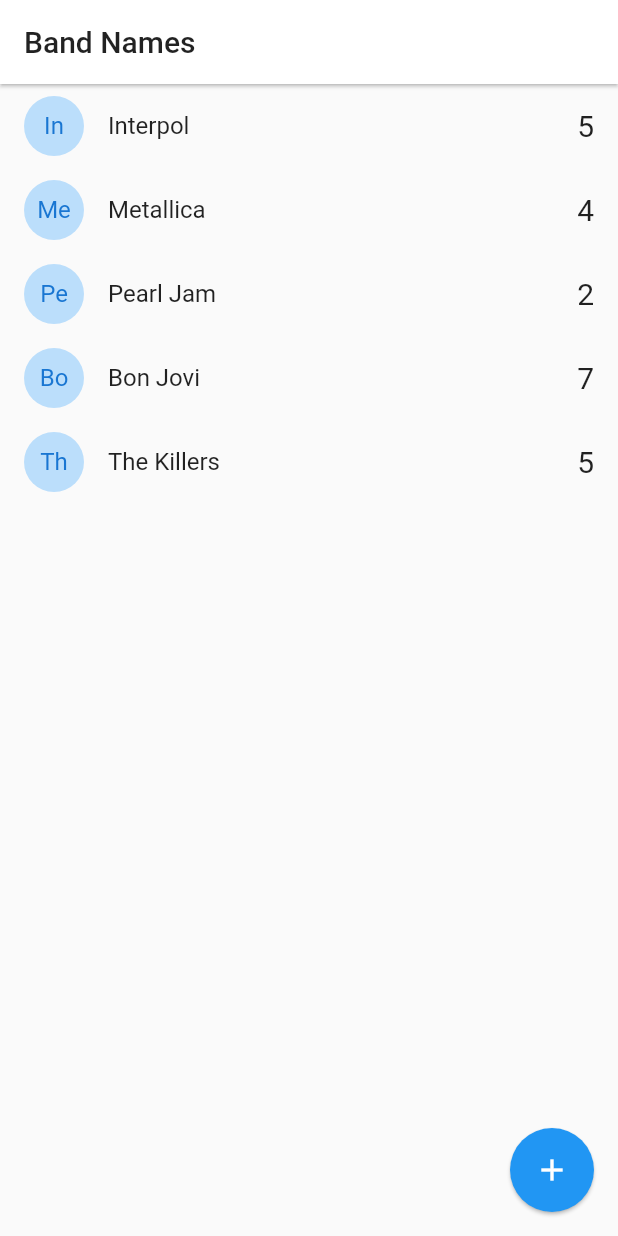
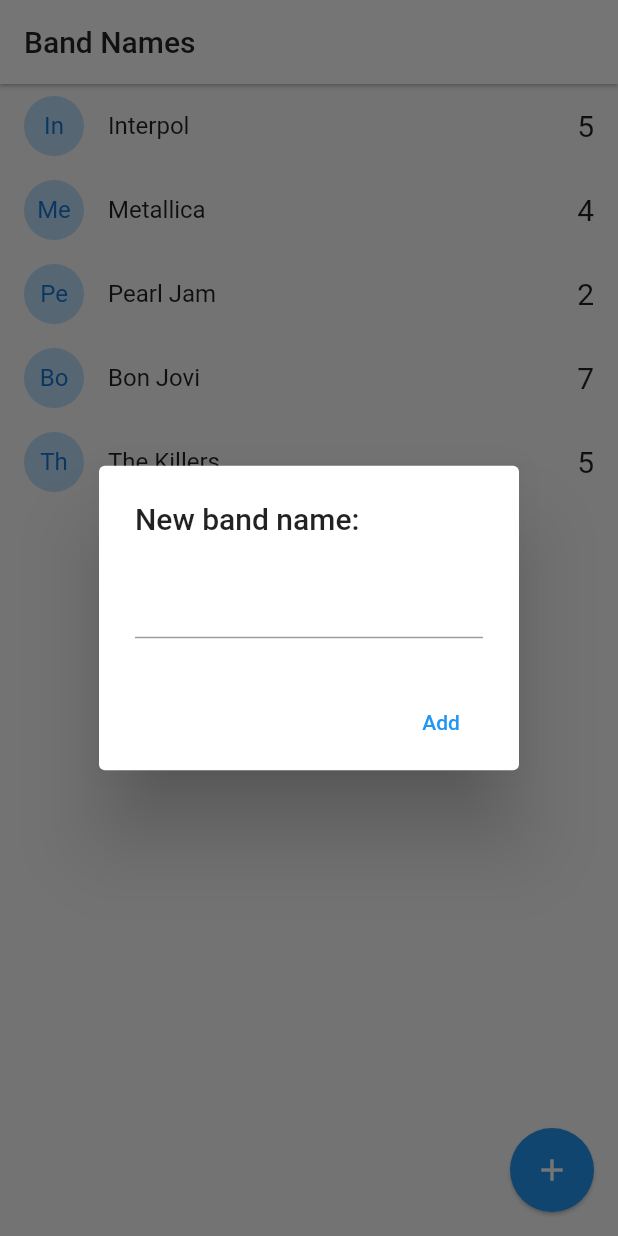
Before and after one commit to CarlosEsp710/BandNameApp, a Flutter app: the screen it shows after launch, after a tap on the "add" icon, on a phone screen of 412 x 824 dp. Run offline on Flutter 3.47's test engine with Material 2 defaults, Android fonts, the phone set to English and light mode, and no system bars.

Commit message:
Crear nueva intancia de la clase 'Band' (local)

```diff
--- a/lib/pages/home.dart
+++ b/lib/pages/home.dart
@@ -1,4 +1,7 @@
+import 'dart:io';
+
 import 'package:flutter/material.dart';
+import 'package:flutter/cupertino.dart';
 
 import 'package:bands_name/models/band.dart';
 
@@ -34,7 +37,7 @@
       floatingActionButton: FloatingActionButton(
         child: const Icon(Icons.add),
         elevation: 1,
-        onPressed: () {},
+        onPressed: addNewBand,
       ),
     );
   }
@@ -53,4 +56,60 @@
       },
     );
   }
+
+  addNewBand() {
+    final textController = TextEditingController();
+
+    // if (!Platform.isIOS) {
+    //   return
+    // }
+
+    showDialog(
+      context: context,
+      builder: (context) {
+        return AlertDialog(
+          title: const Text("New band name:"),
+          content: TextField(controller: textController),
+          actions: <Widget>[
+            MaterialButton(
+              child: const Text('Add'),
+              elevation: 5,
+              textColor: Colors.blue,
+              onPressed: () => addBandToList(textController.text),
+            )
+          ],
+        );
+      },
+    );
+
+    // showCupertinoDialog(
+    //     context: context,
+    //     builder: (_) {
+    //       return CupertinoAlertDialog(
+    //         title: const Text('New band name:'),
+    //         content: CupertinoTextField(controller: textController),
+    //         actions: <Widget>[
+    //           CupertinoDialogAction(
+    //             isDefaultAction: true,
+    //             child: const Text('Add'),
+    //             onPressed: () => addBandToList(textController.text),
+    //           ),
+    //           CupertinoDialogAction(
+    //             isDestructiveAction: true,
+    //             child: const Text('Dismiss'),
+    //             onPressed: () => Navigator.pop(context),
+    //           )
+    //         ],
+    //       );
+    //     });
+  }
+
+  void addBandToList(String name) {
+    if (name.length > 1) {
+      bands.add(Band(id: DateTime.now().toString(), name: name, votes: 0));
+      setState(() {});
+    }
+
+    Navigator.pop(context);
+  }
 }
```
